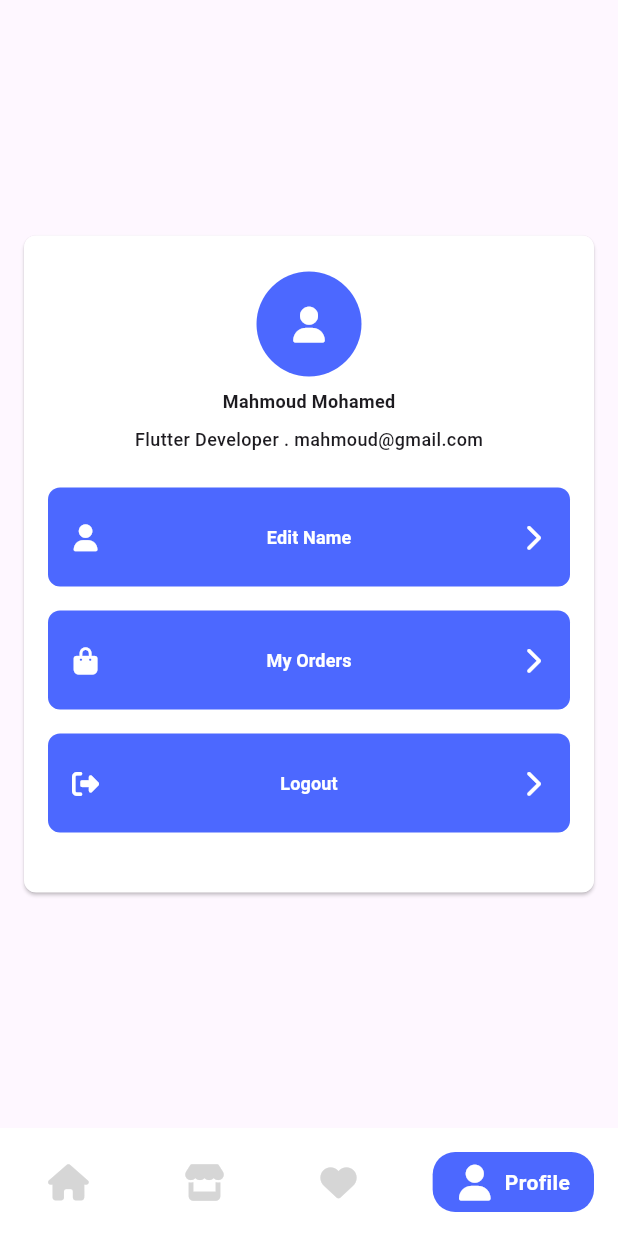
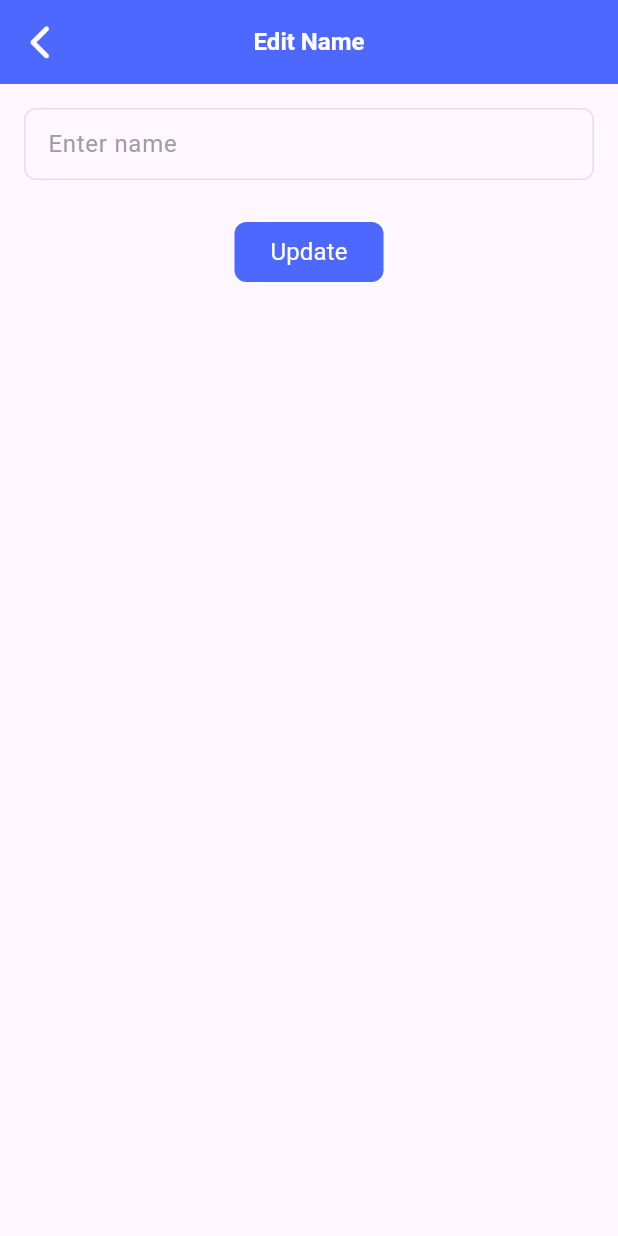
Before and after one commit to mahmoudmohamed17/e-commerce-app, a Flutter app: the MainView screen opened by its route, item 4 of the bottom bar chosen, after a tap on "Edit Name", on a phone screen of 412 x 824 dp. Run offline on Flutter 3.47's test engine with Material 3 defaults, Android fonts, the phone set to English and light mode, and no system bars; drawn by our look-alikes of google_nav_bar; our stand-ins replace bloc, flutter_bloc, font_awesome_flutter.

Commit message:
finish edit name view

```diff
--- a/lib/core/helpers/app_routing.dart
+++ b/lib/core/helpers/app_routing.dart
@@ -3,6 +3,7 @@ import 'package:e_commerce_app/views/auth/ui/forgot_password_view.dart';
 import 'package:e_commerce_app/views/auth/ui/login_view.dart';
 import 'package:e_commerce_app/views/auth/ui/signup_view.dart';
 import 'package:e_commerce_app/views/main_view/ui/main_view.dart';
+import 'package:e_commerce_app/views/profile/ui/edit_name_view.dart';
 import 'package:flutter/material.dart';
 
 class AppRouting {
@@ -16,6 +17,8 @@ class AppRouting {
         return MaterialPageRoute(builder: (context) => const ForgotPasswordView());
       case Routes.mainView:
         return MaterialPageRoute(builder: (context) => const MainView());
+      case Routes.editNameView:
+        return MaterialPageRoute(builder: (context) => const EditNameView());
       default:
         return MaterialPageRoute(builder: (context) => const Scaffold());
     }
--- a/lib/core/helpers/custom_profile_button.dart
+++ b/lib/core/helpers/custom_profile_button.dart
@@ -11,13 +11,17 @@ class CustomProfileButton extends StatelessWidget {
   @override
   Widget build(BuildContext context) {
     return ElevatedButton(
-      onPressed: model.onPressed,
+      onPressed: () {
+        WidgetsBinding.instance.addPostFrameCallback((_) {
+          model.onPressed(context);
+        });
+      },
       style: ElevatedButton.styleFrom(
         backgroundColor: AppColors.kPrimaryColor,
         elevation: 0,
         shadowColor: Colors.transparent,
         shape: RoundedRectangleBorder(borderRadius: BorderRadius.circular(8)),
-        padding: const EdgeInsets.symmetric(vertical: 24, horizontal: 16)
+        padding: const EdgeInsets.symmetric(vertical: 24, horizontal: 16),
       ),
       child: Row(
         mainAxisAlignment: MainAxisAlignment.spaceBetween,
--- a/lib/core/helpers/routes.dart
+++ b/lib/core/helpers/routes.dart
@@ -3,4 +3,5 @@ class Routes {
   static const String signupView = '/signupView';
   static const String forgotPasswordView = '/forgotPasswordView';
   static const String mainView = '/mainView';
+  static const String editNameView = '/editNameView';
 }
--- a/lib/views/profile/logic/profile_button_model.dart
+++ b/lib/views/profile/logic/profile_button_model.dart
@@ -3,7 +3,7 @@ import 'package:flutter/widgets.dart';
 class ProfileButtonModel {
   final String label;
   final IconData icon;
-  final void Function()? onPressed;
+  final Function(BuildContext context) onPressed;
 
   ProfileButtonModel({
     required this.label,
--- /dev/null
+++ b/lib/views/profile/ui/edit_name_view.dart
@@ -0,0 +1,44 @@
+import 'package:e_commerce_app/core/helpers/app_colors.dart';
+import 'package:e_commerce_app/core/helpers/navigation_extension.dart';
+import 'package:e_commerce_app/core/helpers/routes.dart';
+import 'package:e_commerce_app/core/utils/app_text_styles.dart';
+import 'package:e_commerce_app/core/utils/custom_button.dart';
+import 'package:e_commerce_app/core/utils/custom_text_form_field.dart';
+import 'package:flutter/material.dart';
+import 'package:font_awesome_flutter/font_awesome_flutter.dart';
+
+class EditNameView extends StatelessWidget {
+  const EditNameView({super.key});
+  static const String id = Routes.editNameView;
+
+  @override
+  Widget build(BuildContext context) {
+    return Scaffold(
+      appBar: AppBar(
+        backgroundColor: AppColors.kPrimaryColor,
+        title: const Text('Edit Name'),
+        titleTextStyle: AppTextStyles.bold16.copyWith(color: Colors.white),
+        centerTitle: true,
+        leading: IconButton(
+          onPressed: () {
+            context.pop();
+          },
+          icon: const Icon(FontAwesomeIcons.chevronLeft, color: Colors.white),
+        ),
+      ),
+      body: SafeArea(
+        child: Padding(
+          padding: const EdgeInsets.symmetric(horizontal: 16),
+          child: Column(
+            children: [
+              const SizedBox(height: 16),
+              const CustomTextFormField(labelText: 'Enter name'),
+              const SizedBox(height: 24),
+              CustomButton(label: 'Update', onPressed: () {}),
+            ],
+          ),
+        ),
+      ),
+    );
+  }
+}
--- a/lib/views/profile/ui/profile_view_widget.dart
+++ b/lib/views/profile/ui/profile_view_widget.dart
@@ -1,7 +1,9 @@
 import 'package:e_commerce_app/core/helpers/app_colors.dart';
 import 'package:e_commerce_app/core/helpers/custom_profile_button.dart';
+import 'package:e_commerce_app/core/helpers/navigation_extension.dart';
 import 'package:e_commerce_app/core/utils/app_text_styles.dart';
 import 'package:e_commerce_app/views/profile/logic/profile_button_model.dart';
+import 'package:e_commerce_app/views/profile/ui/edit_name_view.dart';
 import 'package:flutter/material.dart';
 import 'package:font_awesome_flutter/font_awesome_flutter.dart';
 
@@ -12,17 +14,19 @@ class ProfileViewWidget extends StatelessWidget {
     ProfileButtonModel(
       label: 'Edit Name',
       icon: FontAwesomeIcons.solidUser,
-      onPressed: () {},
+      onPressed: (context) {
+        context.pushNamed(EditNameView.id);
+      },
     ),
     ProfileButtonModel(
       label: 'My Orders',
       icon: FontAwesomeIcons.bagShopping,
-      onPressed: () {},
+      onPressed: (context) {},
     ),
     ProfileButtonModel(
       label: 'Logout',
       icon: FontAwesomeIcons.rightFromBracket,
-      onPressed: () {},
+      onPressed: (context) {},
     ),
   ];
 
```
